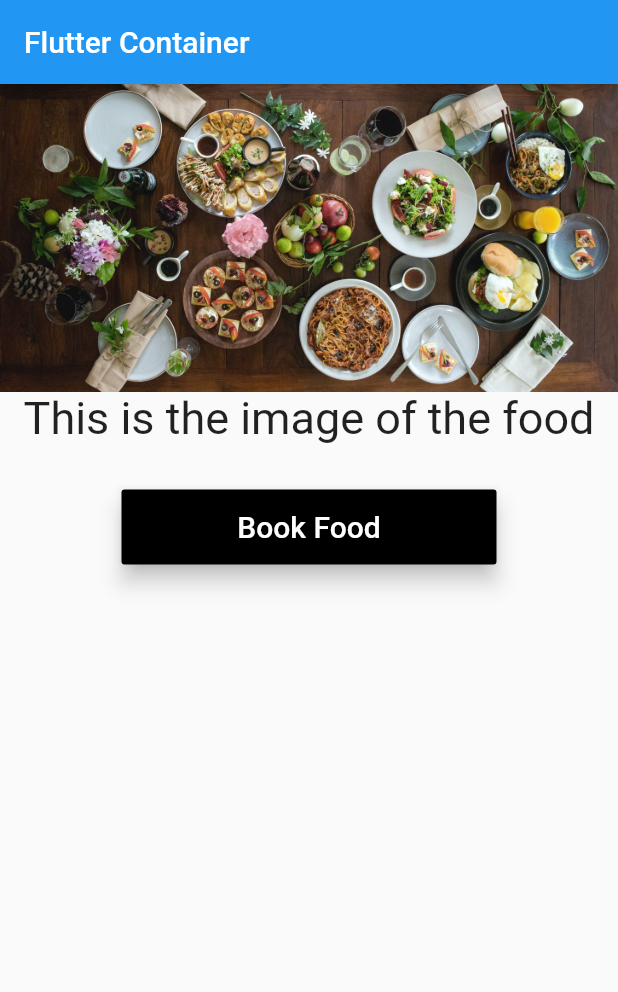
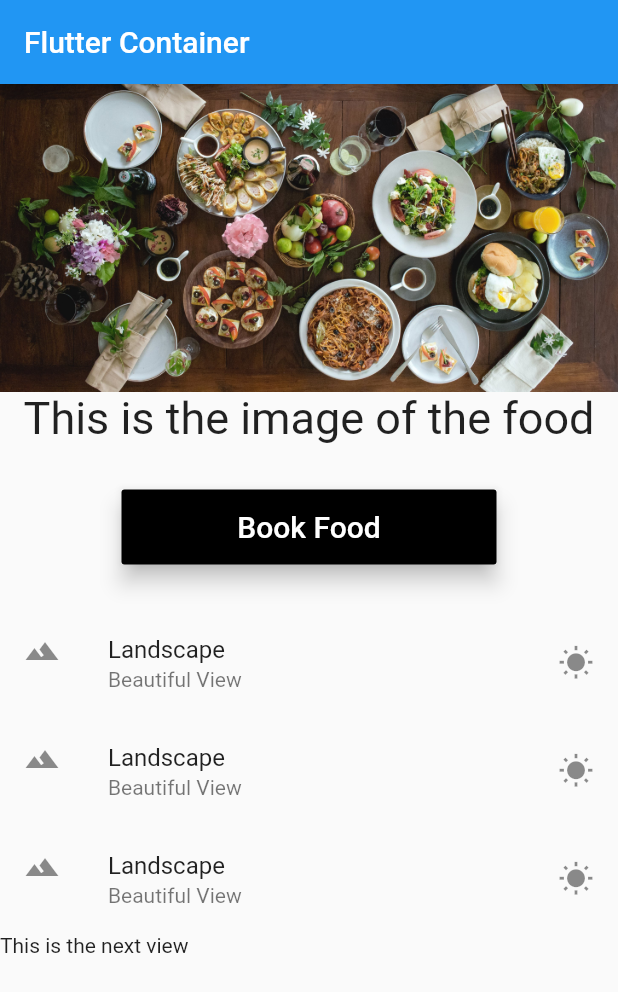
Before and after one commit to ajitkbaral/First-Flutter-App, a Flutter app: the screen it shows after launch, on a phone screen of 412 x 824 dp. Shown: the top 992 px of the screen. Run offline on Flutter 3.47's test engine with Material 2 defaults, Android fonts, the phone set to English and light mode, and no system bars.

Commit message:
Small list view added with list tile

```diff
--- a/lib/app_screens/home.dart
+++ b/lib/app_screens/home.dart
@@ -14,12 +14,42 @@ class Home extends StatelessWidget {
             "This is the image of the food",
             style: TextStyle(fontSize: 30.0),
           ),
-          FoodBookButton()
+          FoodBookButton(),
+          Expanded(
+            child: getListView(),
+          )
         ],
       )
 
     );
   }
+}
+
+Widget getListView() {
+  return ListView(
+    children: <Widget>[
+      ListTile(
+        leading: Icon(Icons.landscape),
+        title: Text("Landscape"),
+        subtitle: Text("Beautiful View"),
+        trailing: Icon(Icons.wb_sunny),
+      ),
+      ListTile(
+        leading: Icon(Icons.landscape),
+        title: Text("Landscape"),
+        subtitle: Text("Beautiful View"),
+        trailing: Icon(Icons.wb_sunny),
+      ),
+      ListTile(
+        leading: Icon(Icons.landscape),
+        title: Text("Landscape"),
+        subtitle: Text("Beautiful View"),
+        trailing: Icon(Icons.wb_sunny),
+      ),
+      // Adding a new widget instead of ListTile
+      Text("This is the next view")
+    ],
+  );
 }
 
 class FoodImageAsset extends StatelessWidget {
```
